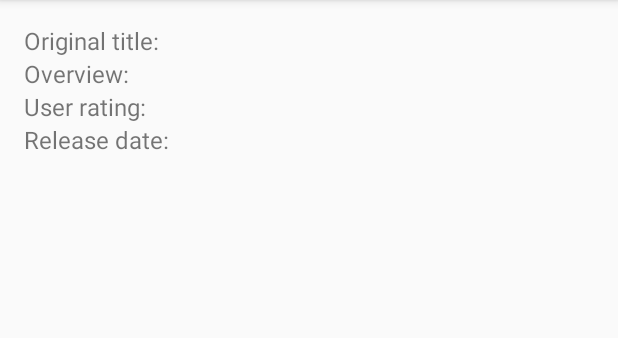
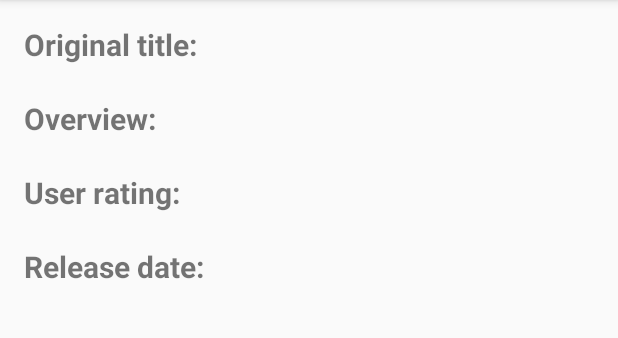
Before and after one commit to agoconcept/ud-popular-movies, an Android app: the MovieActivity screen opened directly, with no data from a screen before it, on a phone screen of 412 x 824 dp, the part 84-422 px from its top. Run offline under Robolectric (Android 15) with nearby library versions, the phone set to English and light mode, and no system bars; our stand-ins replace Picasso; pictures from the network do not load.

Commit message:
Improve movie layout

```diff
--- a/app/src/main/java/com/agoconcept/udacity/popularmovies/MainActivity.java
+++ b/app/src/main/java/com/agoconcept/udacity/popularmovies/MainActivity.java
@@ -167,8 +167,6 @@ public class MainActivity extends AppCompatActivity implements MovieAdapter.List
         return super.onOptionsItemSelected(item);
     }
 
-    // TODO: Click to move to another screen with the following info: original title, movie poster image thumbnail, A plot synopsis (called overview in the api), user rating (called vote_average in the api), release date
-    // TODO: Add "powered by TMDB" logo (https://www.themoviedb.org/about/logos-attribution)
     // TODO: Review TODOs
     // TODO: Extract strings
     // TODO: Review warnings
--- a/app/src/main/res/layout/activity_movie.xml
+++ b/app/src/main/res/layout/activity_movie.xml
@@ -1,7 +1,10 @@
 <?xml version="1.0" encoding="utf-8"?>
+<ScrollView
+    xmlns:android="http://schemas.android.com/apk/res/android"
+    android:layout_width="match_parent"
+    android:layout_height="match_parent">
+
     <LinearLayout
-    xmlns:android="http://schemas.android.com/apk/res/android"
-    xmlns:tools="http://schemas.android.com/tools"
         android:id="@+id/activity_movie"
         android:layout_width="match_parent"
         android:layout_height="match_parent"
@@ -9,46 +12,83 @@
         android:paddingLeft="@dimen/activity_horizontal_margin"
         android:paddingRight="@dimen/activity_horizontal_margin"
         android:paddingTop="@dimen/activity_vertical_margin"
-    android:orientation="vertical"
-    tools:context="com.agoconcept.udacity.popularmovies.MovieActivity">
+        android:orientation="vertical">
 
         <ImageView
             android:id="@+id/iv_item_movie_cover"
-        android:layout_width="200dp"
+            android:layout_width="150dp"
             android:layout_height="wrap_content"
             android:adjustViewBounds="true"
             android:layout_gravity="center_horizontal" />
+
+        <TextView
+            android:layout_width="match_parent"
+            android:layout_height="wrap_content"
+            android:layout_gravity="start"
+            android:textSize="20sp"
+            android:textStyle="bold"
+            android:text="Original title: " />
 
         <TextView
             android:id="@+id/tv_movie_original_title"
             android:layout_width="match_parent"
             android:layout_height="wrap_content"
             android:layout_gravity="start"
-        android:textSize="16sp"
-        android:text="Original title: " />
+            android:layout_marginLeft="16dp"
+            android:layout_marginStart="16dp"
+            android:textSize="16sp" />
+
+        <TextView
+            android:layout_width="match_parent"
+            android:layout_height="wrap_content"
+            android:layout_gravity="start"
+            android:textSize="20sp"
+            android:textStyle="bold"
+            android:text="Overview: " />
 
         <TextView
             android:id="@+id/tv_movie_overview"
             android:layout_width="match_parent"
             android:layout_height="wrap_content"
             android:layout_gravity="start"
-        android:textSize="16sp"
-        android:text="Overview: " />
+            android:layout_marginLeft="16dp"
+            android:layout_marginStart="16dp"
+            android:textSize="16sp" />
+
+        <TextView
+            android:layout_width="match_parent"
+            android:layout_height="wrap_content"
+            android:layout_gravity="start"
+            android:textSize="20sp"
+            android:textStyle="bold"
+            android:text="User rating: " />
 
         <TextView
             android:id="@+id/tv_movie_user_rating"
             android:layout_width="match_parent"
             android:layout_height="wrap_content"
             android:layout_gravity="start"
-        android:textSize="16sp"
-        android:text="User rating: " />
+            android:layout_marginLeft="16dp"
+            android:layout_marginStart="16dp"
+            android:textSize="16sp" />
+
+        <TextView
+            android:layout_width="match_parent"
+            android:layout_height="wrap_content"
+            android:layout_gravity="start"
+            android:textSize="20sp"
+            android:textStyle="bold"
+            android:text="Release date: " />
 
         <TextView
             android:id="@+id/tv_movie_release_date"
             android:layout_width="match_parent"
             android:layout_height="wrap_content"
             android:layout_gravity="start"
-        android:textSize="16sp"
-        android:text="Release date: " />
+            android:layout_marginLeft="16dp"
+            android:layout_marginStart="16dp"
+            android:textSize="16sp" />
 
     </LinearLayout>
+
+</ScrollView>
```
Lines whose indentation alone changed are shown as unchanged.
